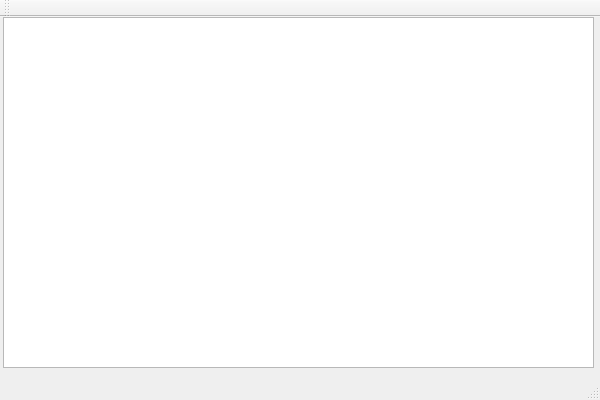
includingByMeAndMyself/QTextEdit, file QTextEdit/QTextEdit.ui: the form before one commit.
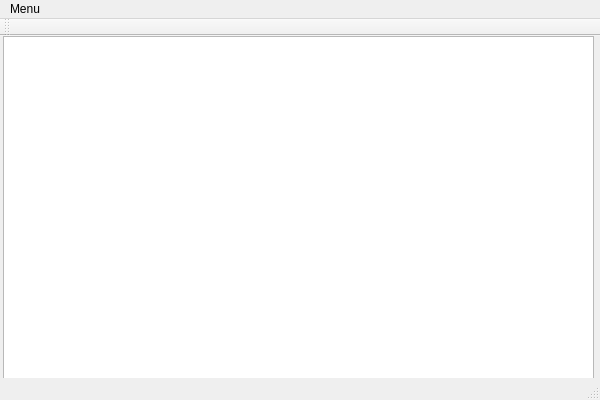
The form after the commit.

```diff
--- a/QTextEdit/QTextEdit.ui
+++ b/QTextEdit/QTextEdit.ui
@@ -34,6 +34,18 @@
      <height>22</height>
     </rect>
    </property>
+   <widget class="QMenu" name="menuMenu">
+    <property name="title">
+     <string>Menu</string>
+    </property>
+    <addaction name="actionNew"/>
+    <addaction name="actionOpen"/>
+    <addaction name="actionSave"/>
+    <addaction name="actionSave_as"/>
+    <addaction name="actionPrint"/>
+    <addaction name="actionExit"/>
+   </widget>
+   <addaction name="menuMenu"/>
   </widget>
   <widget class="QToolBar" name="mainToolBar">
    <attribute name="toolBarArea">
```
Left out of the diff: 30 changed lines with no effect on the pictures.
